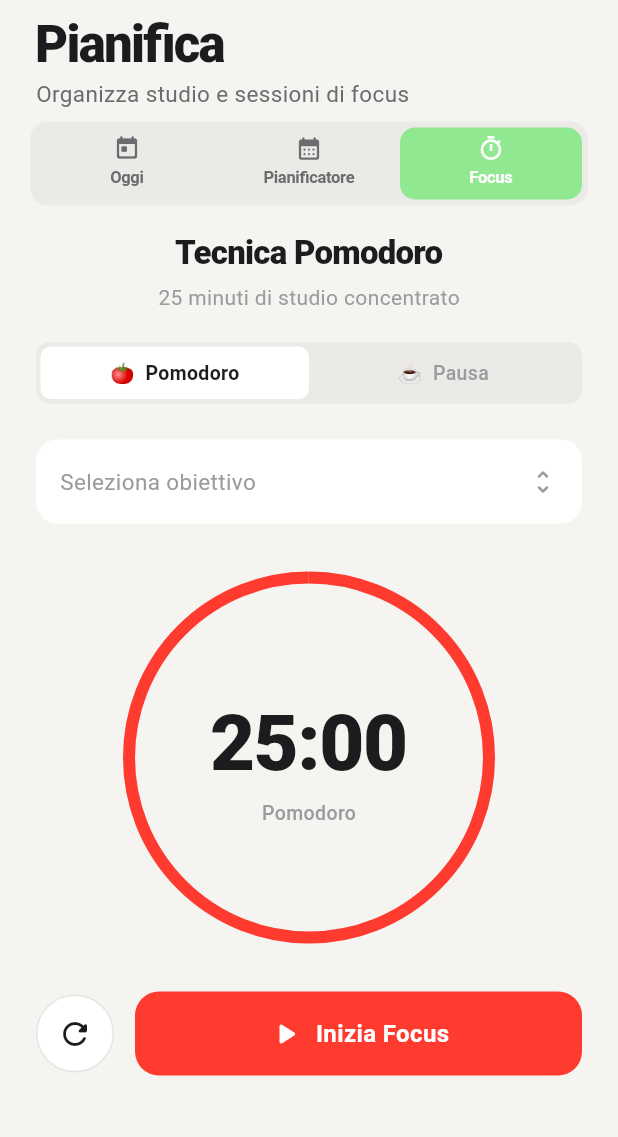
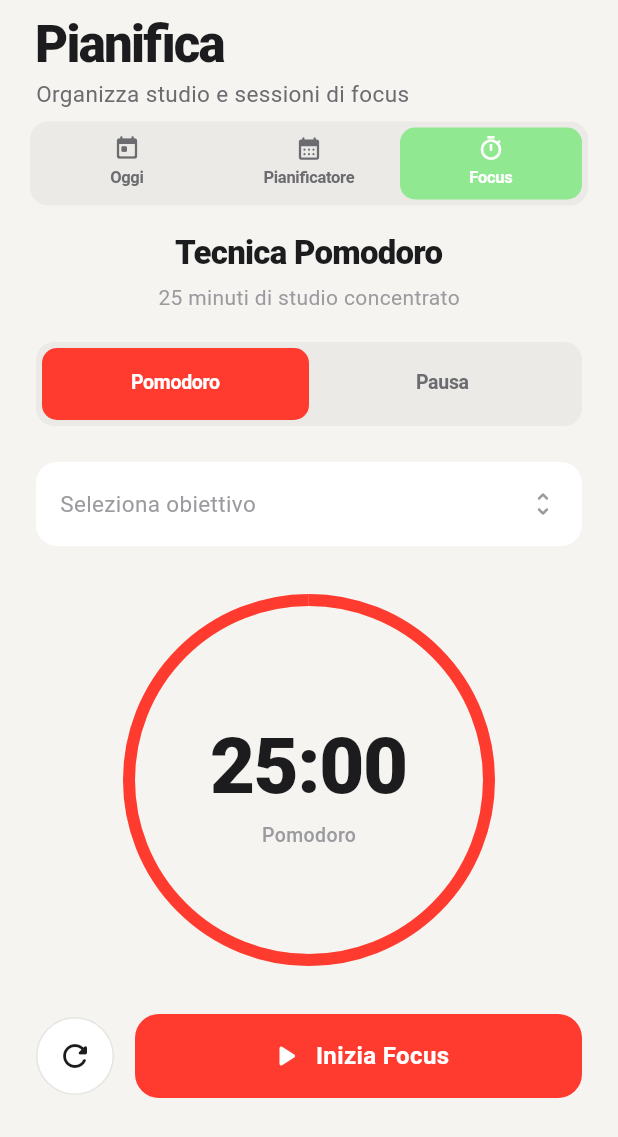
Before and after one commit to famato46/MOBPROG_StudyPlanner-ExamTracker-G12, a Flutter app: the PlanningScreen screen opened directly, tab 3 chosen, on a phone screen of 412 x 824 dp. Shown: the top 1137 px of the screen. Run offline on Flutter 3.47's test engine with Material 3 defaults, Android fonts, the light colour scheme and no system bars; our stand-ins replace fl_chart, shared_preferences, sqflite; accounts and stored records are empty.

Commit message:
Fix in planning di screen overflow

```diff
--- a/lib/screens/planning_screen.dart
+++ b/lib/screens/planning_screen.dart
@@ -29,6 +29,10 @@ class PlanningScreen extends StatefulWidget {
 class _PlanningScreenState extends State<PlanningScreen>
     with TickerProviderStateMixin {
   late final TabController _tabController;
+  // TabController dedicato al selettore Pomodoro/Pausa dentro Focus.
+  // Inizializzato in initState insieme a _tabController per evitare
+  // LateInitializationError con IndexedStack.
+  late final TabController _focusTabController;
 
   // 0 = Oggi, 1 = Pianificatore, 2 = Focus
   int _currentSegment = 0;
@@ -60,9 +64,6 @@ class _PlanningScreenState extends State<PlanningScreen>
   @override
   void initState() {
     super.initState();
-    // Unico TabController — _focusTabController rimosso per evitare
-    // LateInitializationError causato da IndexedStack che costruisce
-    // tutti i tab al primo frame prima che initState sia completato.
     _tabController = TabController(length: 3, vsync: this);
     _tabController.addListener(() {
       if (_tabController.indexIsChanging) return;
@@ -71,12 +72,24 @@ class _PlanningScreenState extends State<PlanningScreen>
         setState(() => _currentSegment = _tabController.index);
       }
     });
+
+    // TabController per il selettore Pomodoro/Pausa nel Focus.
+    // Inizializzato qui (non come late final separato) per garantire
+    // che sia pronto prima che IndexedStack costruisca il tab Focus.
+    _focusTabController = TabController(length: 2, vsync: this);
+    _focusTabController.addListener(() {
+      if (_focusTabController.indexIsChanging) return;
+      _switchFocusType(
+        _focusTabController.index == 0 ? FocusType.pomodoro : FocusType.pausa,
+      );
+    });
   }
 
   @override
   void dispose() {
     _focusTimer?.cancel();
     _tabController.dispose();
+    _focusTabController.dispose();
     _secondsNotifier.dispose();
     super.dispose();
   }
@@ -119,6 +132,11 @@ class _PlanningScreenState extends State<PlanningScreen>
       _focusType = type;
       _isTimerRunning = false;
     });
+    // Mantiene il TabController in sincronia se chiamato programmaticamente.
+    final targetIndex = type == FocusType.pomodoro ? 0 : 1;
+    if (_focusTabController.index != targetIndex) {
+      _focusTabController.animateTo(targetIndex);
+    }
   }
 
   Future<void> _completaSessione() async {
@@ -468,7 +486,9 @@ class _PlanningScreenState extends State<PlanningScreen>
                   isDark: isDark,
                 ),
                 const SizedBox(width: 8),
-                Flexible(
+                // Expanded (non Flexible) → il testo occupa esattamente lo
+                // spazio rimanente senza eccedere, eliminando l'overflow right.
+                Expanded(
                   child: Text(
                     _formatGiornoPianificatore(),
                     style: TextStyle(
@@ -505,7 +525,10 @@ class _PlanningScreenState extends State<PlanningScreen>
         ),
         const SliverToBoxAdapter(child: SizedBox(height: 8)),
         if (sessioni.isEmpty)
+          // hasScrollBody: false → il widget si restringe al suo contenuto
+          // invece di espandersi fino all'overflow quando il filtro è espanso.
           SliverFillRemaining(
+            hasScrollBody: false,
             child: _EmptyState(
               icon: Icons.event_busy_outlined,
               text: 'Nessun impegno corrisponde ai criteri.',
@@ -647,15 +670,46 @@ class _PlanningScreenState extends State<PlanningScreen>
           ),
           const SizedBox(height: 20),
 
-          // ── Selettore Pomodoro / Pausa — _MiniSegment (no TabController) ──
-          _MiniSegment(
-            options: const ['🍅  Pomodoro', '☕  Pausa'],
-            selectedIndex: isPomodoro ? 0 : 1,
-            onChanged: (i) => _switchFocusType(
-              i == 0 ? FocusType.pomodoro : FocusType.pausa,
-            ),
-            isDark: isDark,
-            fullWidth: true,
+          // ── Selettore Pomodoro / Pausa — TabBar nativo (stesso stile di
+          // exams_screen.dart e courses_screen.dart, hardware-accelerated) ──
+          Padding(
+            padding: const EdgeInsets.symmetric(horizontal: 0),
+            child: Container(
+              decoration: BoxDecoration(
+                color: isDark
+                    ? Colors.white.withValues(alpha: 0.06)
+                    : Colors.black.withValues(alpha: 0.04),
+                borderRadius: BorderRadius.circular(12),
+              ),
+              padding: const EdgeInsets.all(4),
+              child: TabBar(
+                controller: _focusTabController,
+                indicator: BoxDecoration(
+                  color: isPomodoro ? AppColors.danger : AppColors.success,
+                  borderRadius: BorderRadius.circular(10),
+                ),
+                indicatorSize: TabBarIndicatorSize.tab,
+                dividerColor: Colors.transparent,
+                labelColor: Colors.white,
+                unselectedLabelColor:
+                    isDark ? Colors.white70 : AppColors.textSecondary,
+                labelStyle: const TextStyle(
+                    fontSize: 13,
+                    fontWeight: FontWeight.w700,
+                    letterSpacing: -0.2),
+                unselectedLabelStyle: const TextStyle(
+                    fontSize: 13,
+                    fontWeight: FontWeight.w600,
+                    letterSpacing: -0.2),
+                splashFactory: NoSplash.splashFactory,
+                overlayColor:
+                    WidgetStateProperty.all(Colors.transparent),
+                tabs: const [
+                  Tab(text: 'Pomodoro'),
+                  Tab(text: 'Pausa'),
+                ],
+              ),
+            ),
           ),
           const SizedBox(height: 24),
 
```
